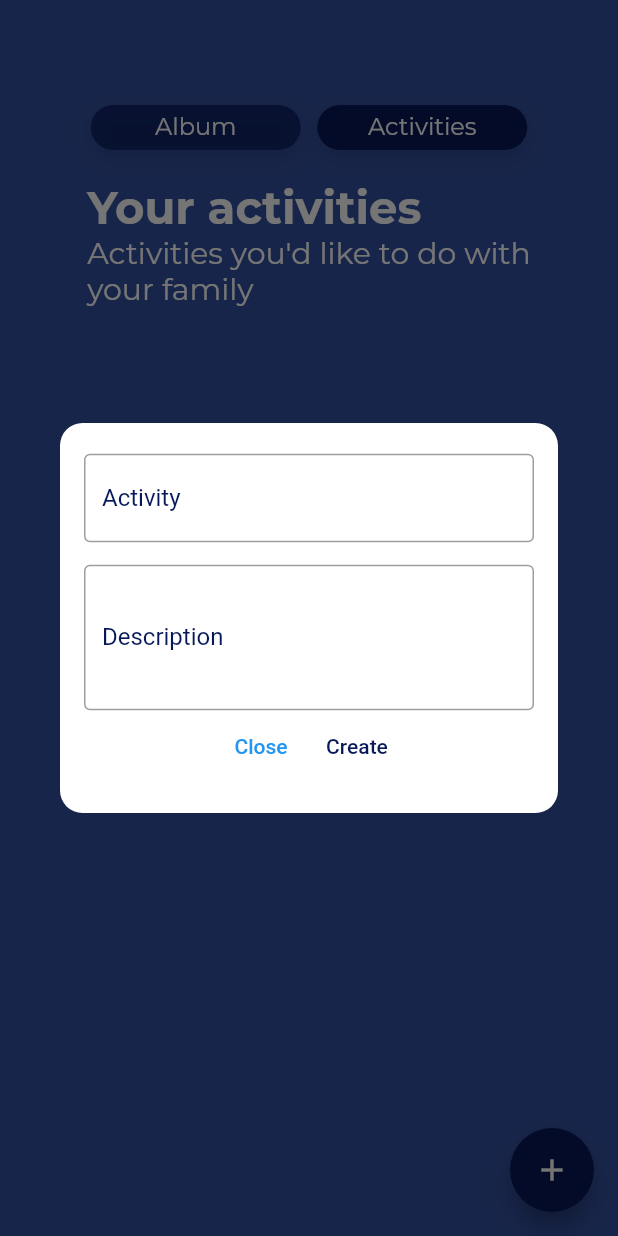
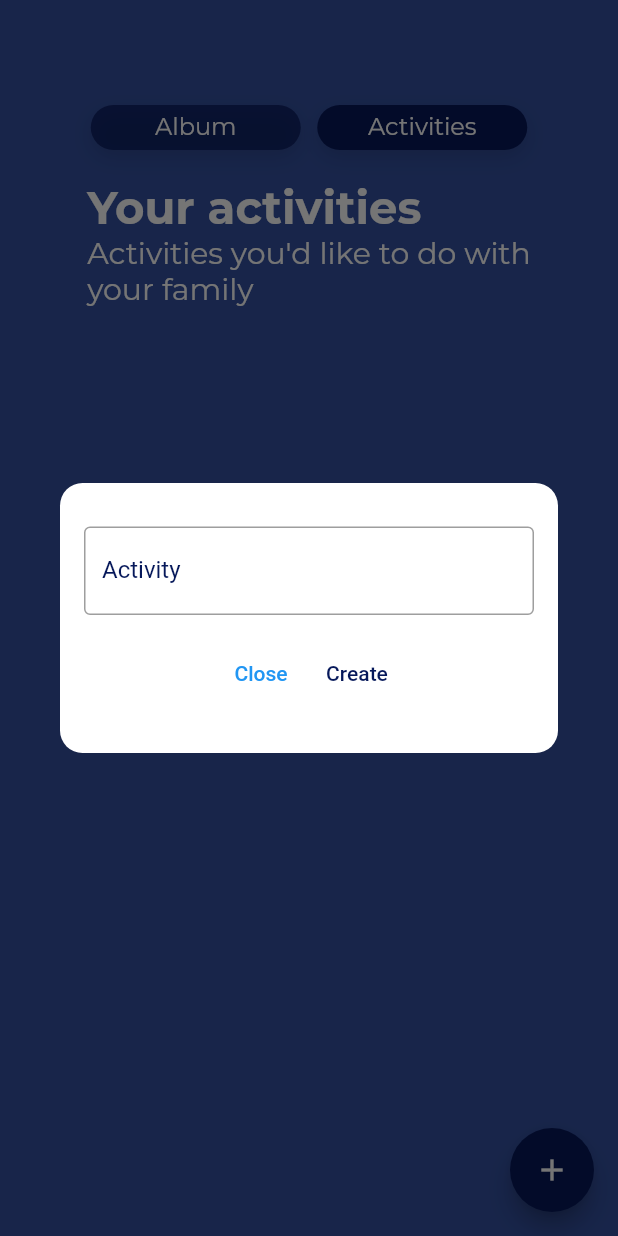
Before and after one commit to aikenahac/dads-app, a Flutter app: the ActivitiesPage screen opened by its route, after a tap on the "add" icon, on a phone screen of 412 x 824 dp. Run offline on Flutter 3.47's test engine with Material 2 defaults, Android fonts, the phone set to English and light mode, and no system bars; our stand-ins replace flutter_speed_dial, google_fonts, image_picker, marquee, shared_preferences; accounts and stored records are empty; network calls fail.

Commit message:
Remove description

```diff
--- a/lib/pages/activities.page.dart
+++ b/lib/pages/activities.page.dart
@@ -21,7 +21,6 @@ class ActivitiesPage extends StatefulWidget {
 
 class _ActivitiesPageState extends State<ActivitiesPage> {
   final TextEditingController _activityController = TextEditingController();
-  final TextEditingController _descriptionController = TextEditingController();
 
   List<ActivityListItem> _activities = [];
 
@@ -48,7 +47,6 @@ class _ActivitiesPageState extends State<ActivitiesPage> {
     final Map<String, dynamic> create = {
       'data': {
         'short': _activityController.text,
-        'description': _descriptionController.text,
         'uploader': _me,
         'family': _family,
       }
@@ -75,7 +73,7 @@ class _ActivitiesPageState extends State<ActivitiesPage> {
             color: Colors.white,
             borderRadius: BorderRadius.circular(15.0),
           ),
-          height: 260.0,
+          height: 180.0,
           child: Padding(
             padding: const EdgeInsets.all(16.0),
             child: Column(
@@ -92,16 +90,6 @@ class _ActivitiesPageState extends State<ActivitiesPage> {
                   ),
                 ),
                 const SizedBox(height: 15.0),
-                TextField(
-                  controller: _descriptionController,
-                  maxLines: 3,
-                  decoration: AppTheme.inputDecoration.copyWith(
-                    label: const Text(
-                      'Description',
-                      style: TextStyle(color: AppTheme.primary),
-                    ),
-                  ),
-                ),
                 Row(
                   mainAxisAlignment: MainAxisAlignment.center,
                   children: [
```
